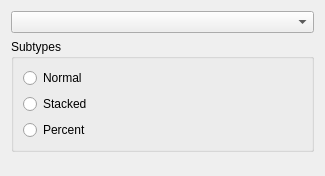
Old version of the form kchart/shape/ChartTypeConfigWidget.ui in the repository KDE/koffice-chartingshape.
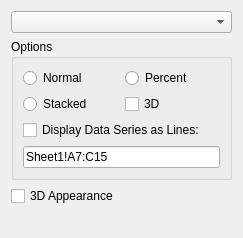
New version of the form.

Commit message: * Added more options to the ChartTypeToolWidget * Simple 3D support for bar charts, line charts, and pie charts

The edit to the form file:
```diff
--- a/kchart/shape/ChartTypeConfigWidget.ui
+++ b/kchart/shape/ChartTypeConfigWidget.ui
@@ -5,8 +5,8 @@
    <rect>
     <x>0</x>
     <y>0</y>
-    <width>325</width>
-    <height>176</height>
+    <width>243</width>
+    <height>238</height>
    </rect>
   </property>
   <property name="windowTitle" >
@@ -19,16 +19,9 @@
    <item row="1" column="0" >
     <widget class="QGroupBox" name="subtypeBox" >
      <property name="title" >
-      <string>Subtypes</string>
+      <string>Options</string>
      </property>
      <layout class="QGridLayout" >
-      <item row="2" column="0" >
-       <widget class="QRadioButton" name="subtypePercent" >
-        <property name="text" >
-         <string>Percent</string>
-        </property>
-       </widget>
-      </item>
       <item row="0" column="0" >
        <widget class="QRadioButton" name="subtypeNormal" >
         <property name="text" >
@@ -36,6 +29,13 @@
         </property>
        </widget>
       </item>
+      <item row="0" column="1" >
+       <widget class="QRadioButton" name="subtypePercent" >
+        <property name="text" >
+         <string>Percent</string>
+        </property>
+       </widget>
+      </item>
       <item row="1" column="0" >
        <widget class="QRadioButton" name="subtypeStacked" >
         <property name="text" >
@@ -43,10 +43,38 @@
         </property>
        </widget>
       </item>
+      <item row="1" column="1" >
+       <widget class="QCheckBox" name="threeDLook1" >
+        <property name="text" >
+         <string>3D</string>
+        </property>
+       </widget>
+      </item>
+      <item row="2" column="0" colspan="2" >
+       <widget class="QCheckBox" name="linesInBarChart" >
+        <property name="text" >
+         <string>Display Data Series as Lines:</string>
+        </property>
+       </widget>
+      </item>
+      <item row="3" column="0" colspan="2" >
+       <widget class="QLineEdit" name="linesInBarChartArea" >
+        <property name="text" >
+         <string>Sheet1!A7:C15</string>
+        </property>
+       </widget>
+      </item>
      </layout>
     </widget>
    </item>
    <item row="2" column="0" >
+    <widget class="QCheckBox" name="threeDLook2" >
+     <property name="text" >
+      <string>3D Appearance</string>
+     </property>
+    </widget>
+   </item>
+   <item row="3" column="0" >
     <spacer>
      <property name="orientation" >
       <enum>Qt::Vertical</enum>
```
Left out of the diff: 2 changed lines with no effect on the pictures. The commit also changes 6 other files.
